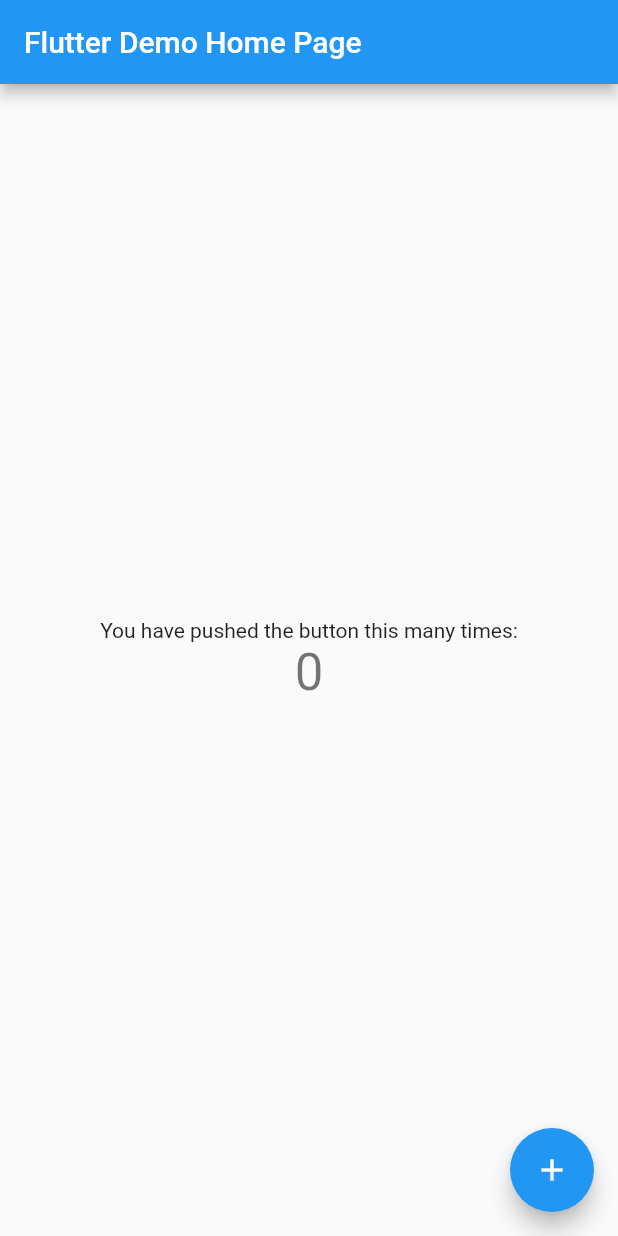
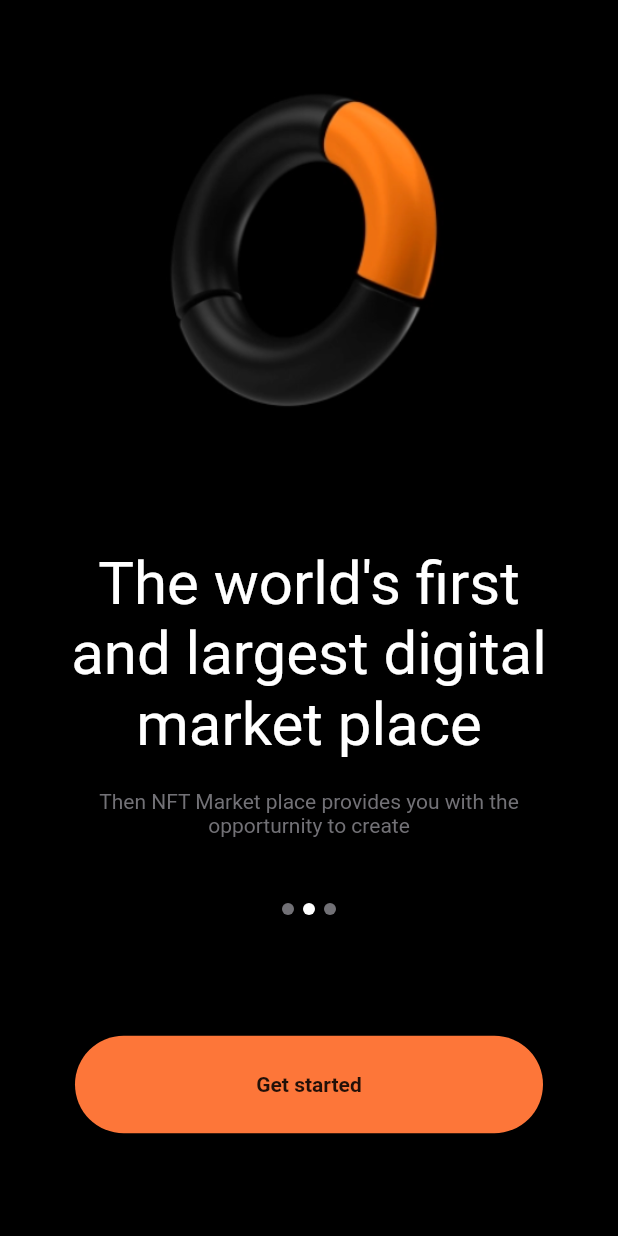
Before and after one commit to XROLE/digital-currency-market, a Flutter app: the screen it shows after launch, on a phone screen of 412 x 824 dp. Run offline on Flutter 3.47's test engine with Material 2 defaults, Android fonts, the phone set to English and light mode, and no system bars.

Commit message:
create home page

```diff
--- a/lib/main.dart
+++ b/lib/main.dart
@@ -1,3 +1,4 @@
+import 'package:dcm/ui/home/home_page.dart';
 import 'package:flutter/material.dart';
 
 void main() {
@@ -9,17 +10,8 @@
   @override
   Widget build(BuildContext context) {
     return MaterialApp(
-      title: 'Flutter Demo',
+      debugShowCheckedModeBanner: false,
       theme: ThemeData(
-        // This is the theme of your application.
-        //
-        // Try running your application with "flutter run". You'll see the
-        // application has a blue toolbar. Then, without quitting the app, try
-        // changing the primarySwatch below to Colors.green and then invoke
-        // "hot reload" (press "r" in the console where you ran "flutter run",
-        // or simply save your changes to "hot reload" in a Flutter IDE).
-        // Notice that the counter didn't reset back to zero; the application
-        // is not restarted.
         primarySwatch: Colors.blue,
       ),
       home: MyHomePage(title: 'Flutter Demo Home Page'),
@@ -30,15 +22,6 @@
 class MyHomePage extends StatefulWidget {
   MyHomePage({Key? key, required this.title}) : super(key: key);
 
-  // This widget is the home page of your application. It is stateful, meaning
-  // that it has a State object (defined below) that contains fields that affect
-  // how it looks.
-
-  // This class is the configuration for the state. It holds the values (in this
-  // case the title) provided by the parent (in this case the App widget) and
-  // used by the build method of the State. Fields in a Widget subclass are
-  // always marked "final".
-
   final String title;
 
   @override
@@ -48,66 +31,8 @@
 class _MyHomePageState extends State<MyHomePage> {
   int _counter = 0;
 
-  void _incrementCounter() {
-    setState(() {
-      // This call to setState tells the Flutter framework that something has
-      // changed in this State, which causes it to rerun the build method below
-      // so that the display can reflect the updated values. If we changed
-      // _counter without calling setState(), then the build method would not be
-      // called again, and so nothing would appear to happen.
-      _counter++;
-    });
-  }
-
   @override
   Widget build(BuildContext context) {
-    // This method is rerun every time setState is called, for instance as done
-    // by the _incrementCounter method above.
-    //
-    // The Flutter framework has been optimized to make rerunning build methods
-    // fast, so that you can just rebuild anything that needs updating rather
-    // than having to individually change instances of widgets.
-    return Scaffold(
-      appBar: AppBar(
-        // Here we take the value from the MyHomePage object that was created by
-        // the App.build method, and use it to set our appbar title.
-        title: Text(widget.title),
-      ),
-      body: Center(
-        // Center is a layout widget. It takes a single child and positions it
-        // in the middle of the parent.
-        child: Column(
-          // Column is also a layout widget. It takes a list of children and
-          // arranges them vertically. By default, it sizes itself to fit its
-          // children horizontally, and tries to be as tall as its parent.
-          //
-          // Invoke "debug painting" (press "p" in the console, choose the
-          // "Toggle Debug Paint" action from the Flutter Inspector in Android
-          // Studio, or the "Toggle Debug Paint" command in Visual Studio Code)
-          // to see the wireframe for each widget.
-          //
-          // Column has various properties to control how it sizes itself and
-          // how it positions its children. Here we use mainAxisAlignment to
-          // center the children vertically; the main axis here is the vertical
-          // axis because Columns are vertical (the cross axis would be
-          // horizontal).
-          mainAxisAlignment: MainAxisAlignment.center,
-          children: <Widget>[
-            Text(
-              'You have pushed the button this many times:',
-            ),
-            Text(
-              '$_counter',
-              style: Theme.of(context).textTheme.headline4,
-            ),
-          ],
-        ),
-      ),
-      floatingActionButton: FloatingActionButton(
-        onPressed: _incrementCounter,
-        tooltip: 'Increment',
-        child: Icon(Icons.add),
-      ), // This trailing comma makes auto-formatting nicer for build methods.
-    );
+    return HomePage();
   }
 }
--- /dev/null
+++ b/lib/ui/home/home_page.dart
@@ -0,0 +1,119 @@
+import 'package:flutter/material.dart';
+
+class HomePage extends StatelessWidget {
+  const HomePage({Key? key}) : super(key: key);
+
+  @override
+  Widget build(BuildContext context) {
+    // TODO
+    // Use riverpod and make the _size variable global
+
+    final _size = MediaQuery.of(context).size;
+
+    return Scaffold(
+      body: Container(
+        height: _size.height,
+        width: _size.width,
+        color: Color.fromRGBO(0, 0, 0, 1),
+        child: Column(
+          mainAxisAlignment: MainAxisAlignment.spaceAround,
+          children: [
+            Container(
+              height: 250,
+              child: Image.asset('assets/img/logo.png'),
+            ),
+            Container(
+                child: Column(
+              children: [
+                Padding(
+                  padding: const EdgeInsets.symmetric(horizontal: 40),
+                  child: Center(
+                    child: Text(
+                      'The world\'s first and largest digital market place',
+                      style: TextStyle(
+                        color: Colors.white,
+                        fontSize: 40,
+                      ),
+                      textAlign: TextAlign.center,
+                    ),
+                  ),
+                ),
+                SizedBox(height: 20),
+                Container(
+                  padding: EdgeInsets.symmetric(horizontal: 40),
+                  child: Center(
+                    child: Text(
+                      'Then NFT Market place provides you with the opporturnity to create',
+                      style: TextStyle(color: Color.fromRGBO(114, 113, 118, 1), fontSize: 14),
+                      textAlign: TextAlign.center,
+                    ),
+                  ),
+                ),
+                SizedBox(height: 40),
+                Container(
+                  height: 15,
+                  child: Row(
+                    mainAxisAlignment: MainAxisAlignment.center,
+                    children: [
+                      Container(
+                        height: 8,
+                        width: 8,
+                        decoration: BoxDecoration(
+                          color: Color.fromRGBO(114, 113, 118, 1),
+                          shape: BoxShape.circle,
+                        ),
+                      ),
+                      SizedBox(width: 6),
+                      Container(
+                        height: 8,
+                        width: 8,
+                        decoration: BoxDecoration(
+                          color: Colors.white,
+                          shape: BoxShape.circle,
+                        ),
+                      ),
+                      SizedBox(width: 6),
+                      Container(
+                        height: 8,
+                        width: 8,
+                        decoration: BoxDecoration(
+                          color: Color.fromRGBO(114, 113, 118, 1),
+                          shape: BoxShape.circle,
+                        ),
+                      ),
+                    ],
+                  ),
+                ),
+              ],
+            )),
+            Container(
+              padding: const EdgeInsets.symmetric(horizontal: 50),
+              child: Column(
+                children: [
+                  InkWell(
+                    onTap: () {
+                      print('I am a chosen one you tapped me');
+                    },
+                    child: Container(
+                      decoration: BoxDecoration(
+                          color: Color.fromRGBO(253, 118, 57, 1),
+                          borderRadius: BorderRadius.circular(50)),
+                      height: 65,
+                      child: Center(
+                        child: Text(
+                          'Get started',
+                          style: TextStyle(fontWeight: FontWeight.bold),
+                        ),
+                      ),
+                    ),
+                  ),
+                  SizedBox(height: 30)
+                ],
+              ),
+            ),
+          ],
+        ),
+      ),
+    );
+  }
+}
--- a/pubspec.yaml
+++ b/pubspec.yaml
@@ -45,9 +45,8 @@
   uses-material-design: true
 
   # To add assets to your application, add an assets section, like this:
-  # assets:
-  #   - images/a_dot_burr.jpeg
-  #   - images/a_dot_ham.jpeg
+  assets:
+    - assets/img/logo.png
 
   # An image asset can refer to one or more resolution-specific "variants", see
   # https://flutter.dev/assets-and-images/#resolution-aware.
```
Also changed, not shown: assets/img/logo.png (added).
